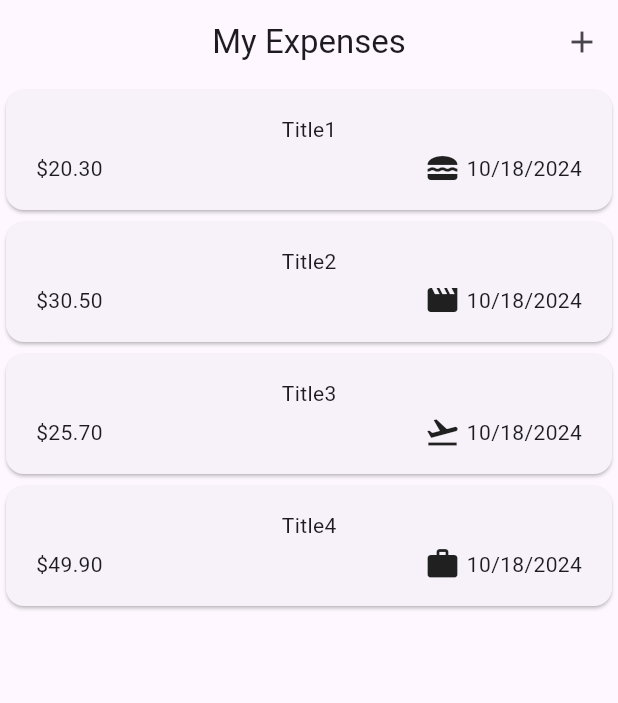
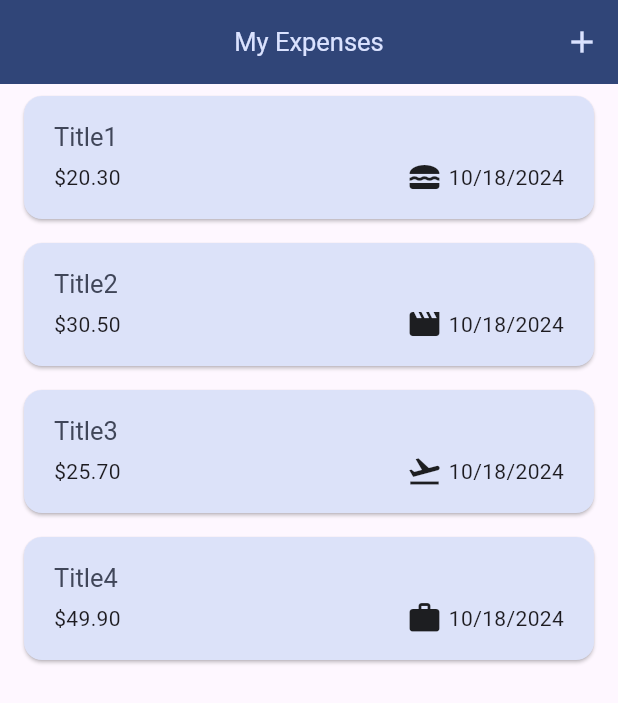
Before and after one commit to a7madDelea/Expenses, a Flutter app: the screen it shows after launch, on a phone screen of 412 x 824 dp. Shown: the top 703 px of the screen. Run offline on Flutter 3.47's test engine with Material 3 defaults, Android fonts, the phone set to English and light mode, and no system bars.

Commit message:
Create Light & Dark App Theme.

```diff
--- a/lib/expenses.dart
+++ b/lib/expenses.dart
@@ -1,6 +1,14 @@
 import 'package:flutter/material.dart';
 
 import 'screens/home_screen.dart';
+
+ColorScheme myColorScheme = ColorScheme.fromSeed(
+  seedColor: const Color.fromARGB(255, 59, 96, 179),
+);
+
+ColorScheme myDarkColorScheme = ColorScheme.fromSeed(
+  seedColor: const Color.fromARGB(255, 9, 91, 133),
+);
 
 class Expenses extends StatelessWidget {
   const Expenses({super.key});
@@ -10,8 +18,55 @@ class Expenses extends StatelessWidget {
     return MaterialApp(
       title: 'My Expenses',
       debugShowCheckedModeBanner: false,
-      theme: ThemeData(
-        useMaterial3: true,
+      themeMode: ThemeMode.system,
+      theme: ThemeData().copyWith(
+        colorScheme: myColorScheme,
+        appBarTheme: const AppBarTheme().copyWith(
+          backgroundColor: myColorScheme.onPrimaryContainer,
+          foregroundColor: myColorScheme.primaryContainer,
+        ),
+        cardTheme: const CardTheme().copyWith(
+          color: myColorScheme.secondaryContainer,
+          margin: const EdgeInsets.symmetric(horizontal: 16, vertical: 8),
+        ),
+        elevatedButtonTheme: ElevatedButtonThemeData(
+          style: ElevatedButton.styleFrom(
+            backgroundColor: myColorScheme.primaryContainer,
+          ),
+        ),
+        textTheme: ThemeData().textTheme.copyWith(
+              titleLarge: TextStyle(
+                fontWeight: FontWeight.normal,
+                color: myColorScheme.onSecondaryContainer,
+                fontSize: 17,
+              ),
+            ),
+      ),
+      darkTheme: ThemeData.dark().copyWith(
+        colorScheme: myDarkColorScheme,
+        appBarTheme: const AppBarTheme().copyWith(
+          backgroundColor: myDarkColorScheme.onPrimaryContainer,
+          foregroundColor: myDarkColorScheme.primaryContainer,
+        ),
+        bottomSheetTheme: const BottomSheetThemeData().copyWith(
+          backgroundColor: myDarkColorScheme.onPrimaryContainer,
+        ),
+        cardTheme: const CardTheme().copyWith(
+          color: myDarkColorScheme.secondaryContainer,
+          margin: const EdgeInsets.symmetric(horizontal: 16, vertical: 8),
+        ),
+        elevatedButtonTheme: ElevatedButtonThemeData(
+          style: ElevatedButton.styleFrom(
+            backgroundColor: myDarkColorScheme.primaryContainer,
+          ),
+        ),
+        textTheme: ThemeData().textTheme.copyWith(
+              titleLarge: TextStyle(
+                fontWeight: FontWeight.normal,
+                color: myDarkColorScheme.onSecondaryContainer,
+                fontSize: 17,
+              ),
+            ),
       ),
       home: const HomeScreen(),
     );
--- a/lib/widgets/expenses_list/expense_item.dart
+++ b/lib/widgets/expenses_list/expense_item.dart
@@ -13,8 +13,12 @@ class ExpenseItem extends StatelessWidget {
       child: Padding(
         padding: const EdgeInsets.symmetric(horizontal: 20, vertical: 16),
         child: Column(
+          crossAxisAlignment: CrossAxisAlignment.start,
           children: [
-            Text(expense.title),
+            Text(
+              expense.title,
+              style: Theme.of(context).textTheme.titleLarge,
+            ),
             const SizedBox(height: 4),
             Row(
               children: [
--- a/lib/widgets/expenses_list/expenses_list.dart
+++ b/lib/widgets/expenses_list/expenses_list.dart
@@ -20,6 +20,7 @@ class ExpensesList extends StatelessWidget {
       itemBuilder: (context, index) => Dismissible(
         key: ValueKey(expenses[index]),
         onDismissed: (direction) => onRemoveExpense(expenses[index]),
+        background: Card(color: Theme.of(context).colorScheme.error),
         child: ExpenseItem(
           expense: expenses[index],
         ),
```
